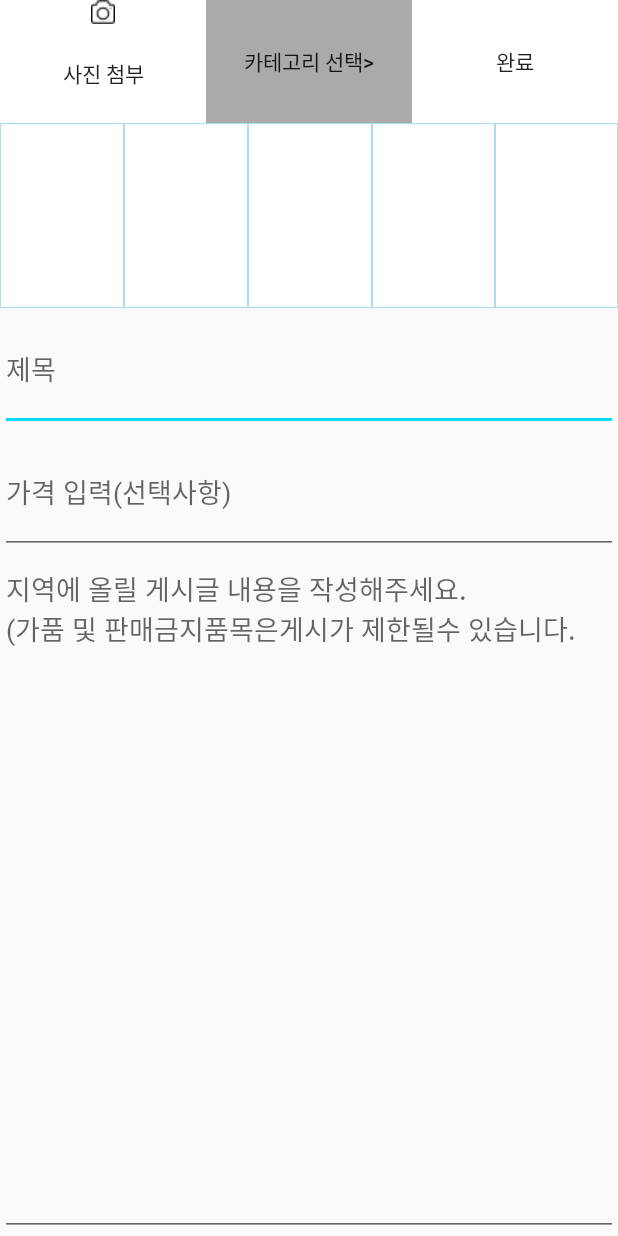
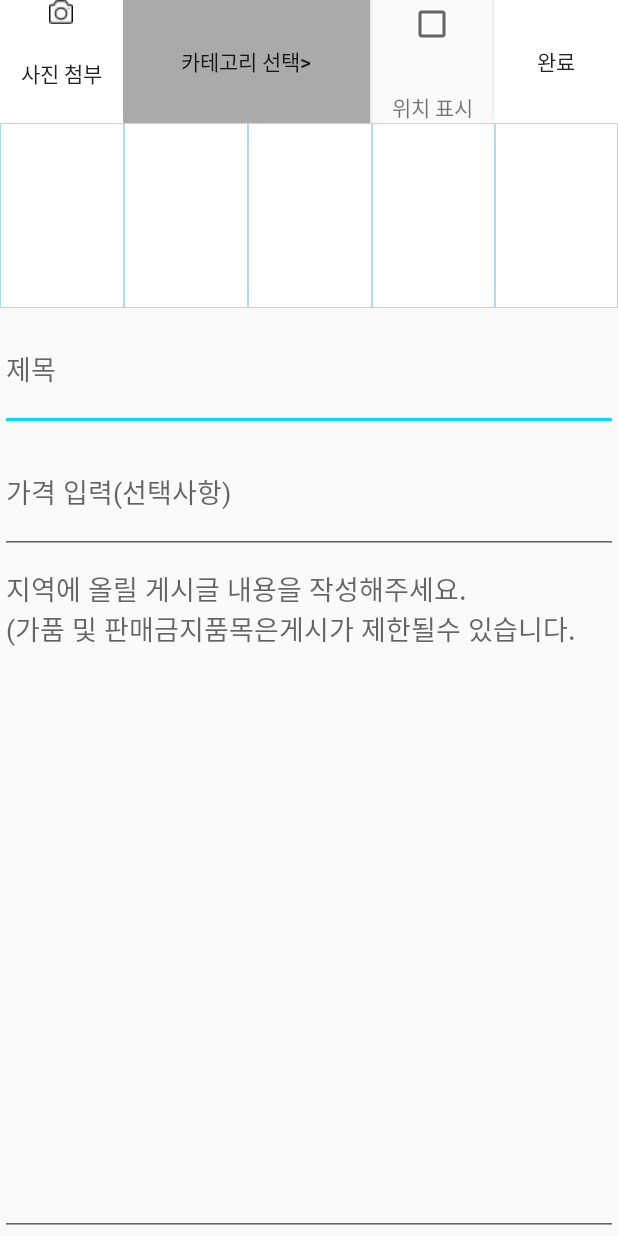
Before and after one commit to Choiyou/TabHost, an Android app: the WriteActivity screen opened directly, with no data from a screen before it, on a phone screen of 412 x 824 dp. Run offline under Robolectric (Android 15) with nearby library versions, the light colour scheme and no system bars; our stand-ins replace Firebase (no records; nobody signed in at launch, a user with empty details on screens opened directly).

Commit message:
글쓰기창 수정

```diff
--- a/app/src/main/java/com/example/os150/tabhost/MainActivity.java
+++ b/app/src/main/java/com/example/os150/tabhost/MainActivity.java
@@ -17,6 +17,7 @@ import android.support.annotation.NonNull;
 import android.support.v4.content.FileProvider;
 import android.view.InflateException;
 import android.view.View;
+import android.view.WindowManager;
 import android.widget.Button;
 import android.widget.EditText;
 import android.widget.ImageView;
@@ -40,6 +41,7 @@ public class MainActivity extends TabActivity {
     @Override
     protected void onCreate(Bundle savedInstanceState) {
         super.onCreate(savedInstanceState);
+        getWindow().setFlags(WindowManager.LayoutParams.FLAG_FULLSCREEN,WindowManager.LayoutParams.FLAG_FULLSCREEN);    //스테이터스바 제거.
         setContentView(R.layout.activity_main);
         final TextView txtLoginInfo = (TextView) findViewById(R.id.loginInfo);
         Button btnSales = (Button) findViewById(R.id.btnSales);
@@ -83,6 +85,7 @@ public class MainActivity extends TabActivity {
         TabHost.TabSpec tabSpecWrite = tabHost.newTabSpec("tab2");
         tabSpecWrite.setIndicator("글쓰기");
         Intent intentwrite = new Intent(ctx, WriteActivity.class);
+        intentwrite.setFlags(Intent.FLAG_ACTIVITY_SINGLE_TOP);
         tabSpecWrite.setContent(intentwrite);
         tabHost.addTab(tabSpecWrite);
 
@@ -122,6 +125,7 @@ public class MainActivity extends TabActivity {
         TabHost.TabSpec tabSpecMap = tabHost.newTabSpec("tab2");
         tabSpecMap.setIndicator("지도");
         Intent intentmap = new Intent(ctx, MapsActivity.class);
+        intentmap.setFlags(Intent.FLAG_ACTIVITY_SINGLE_TOP);
         tabSpecMap.setContent(intentmap);
         tabHost.addTab(tabSpecMap);
 
--- a/app/src/main/java/com/example/os150/tabhost/WriteActivity.java
+++ b/app/src/main/java/com/example/os150/tabhost/WriteActivity.java
@@ -1,5 +1,9 @@
 package com.example.os150.tabhost;
-
+/*
+설명 : 글쓰기 TAB 입니다.
+사용법 : 제목, 카테고리, 내용을 필수적으로 입력, 가격은 선택.
+        완료버튼을 누르면 Datebase에 저장이 됩니다.
+ */
 import android.Manifest;
 import android.app.Activity;
 import android.app.AlertDialog;
@@ -21,6 +25,8 @@ import android.support.v4.content.ContextCompat;
 import android.support.v4.content.FileProvider;
 import android.view.View;
 import android.widget.Button;
+import android.widget.CheckBox;
+import android.widget.CompoundButton;
 import android.widget.EditText;
 import android.widget.ImageView;
 import android.widget.Toast;
@@ -50,13 +56,15 @@ public class WriteActivity extends Activity{
     Button Write_OK;
     boolean WriteCheckResult;
     ImageView itemImg1,itemImg2,itemImg3,itemImg4,itemImg5;
-
+    EditText editTitle, editPrice, editContents;
+    CheckBox UseMap;
 
     @Override
     protected void onCreate(@Nullable Bundle savedInstanceState) {
         super.onCreate(savedInstanceState);
         setContentView(R.layout.activity_write);
 
+        UseMap = (CheckBox) findViewById(R.id.Mapcheck);
         ImageView itemImg1 = (ImageView) findViewById(R.id.itemImg1);
         ImageView itemImg2 = (ImageView) findViewById(R.id.itemImg2);
         ImageView itemImg3 = (ImageView) findViewById(R.id.itemImg3);
@@ -64,11 +72,11 @@ public class WriteActivity extends Activity{
         ImageView itemImg5 = (ImageView) findViewById(R.id.itemImg5);
         btnCaSelect = (Button) findViewById(R.id.category_select);
         Write_OK = (Button) findViewById(R.id.OK_btn);
+        editTitle = (EditText) findViewById(R.id.edtTitle);
+        editPrice = (EditText) findViewById(R.id.edtPrice);
+        editContents = (EditText) findViewById(R.id.edtContents);
         FirebaseUser user = FirebaseAuth.getInstance().getCurrentUser();
         Button btnAddPhoto = (Button) findViewById(R.id.photo_add);
-        final EditText editTitle = (EditText) findViewById(R.id.edtTitle);
-        final EditText editPrice = (EditText) findViewById(R.id.edtPrice);
-        final EditText editContents = (EditText) findViewById(R.id.edtContents);
 
         btnAddPhoto.setOnClickListener(new View.OnClickListener() {
             @Override
@@ -80,8 +88,32 @@ public class WriteActivity extends Activity{
             @Override
             public void onClick(View v) {
                 Intent intent = new Intent(WriteActivity.this, CategoryselectActivity.class);
-                intent.addFlags(Intent.FLAG_ACTIVITY_SINGLE_TOP);
                 startActivityForResult(intent, CategoryResult);
+            }
+        });
+        UseMap.setOnCheckedChangeListener(new CompoundButton.OnCheckedChangeListener() {        //지도 기능 확인.
+            @Override
+            public void onCheckedChanged(CompoundButton buttonView, boolean isChecked) {
+                if(isChecked) {
+                    Toast.makeText(WriteActivity.this, "현재 위치 정보를 받습니다.", Toast.LENGTH_SHORT).show();
+                } else {
+                    AlertDialog.Builder build = new AlertDialog.Builder(WriteActivity.this);
+                    build.setMessage("지도 기능을 끄면 지도에 판매글이 표시되지 않습니다. 지도 기능을 끄시겠습니까?");
+                    build.setPositiveButton("예", new DialogInterface.OnClickListener() {
+                        @Override
+                        public void onClick(DialogInterface dialog, int which) {
+                            Toast.makeText(WriteActivity.this, "지도 기능을 끕니다.", Toast.LENGTH_SHORT).show();
+                        }
+                    });
+                    build.setNeutralButton("아니오", new DialogInterface.OnClickListener() {
+                        @Override
+                        public void onClick(DialogInterface dialog, int which) {
+                            Toast.makeText(WriteActivity.this, "지도 기능을 유지합니다.", Toast.LENGTH_SHORT).show();
+                            UseMap.setChecked(true);
+                        }
+                    });
+                    build.show();
+                }
             }
         });
 
@@ -278,14 +310,18 @@ public class WriteActivity extends Activity{
     //boolean변수인 priceZero를 설정해줍니다.
     private void Writecheck(){
         AlertDialog.Builder alert_confirm = new AlertDialog.Builder(this);
-        alert_confirm.setMessage("금액을 0원으로 하시겠습니까?")
+        alert_confirm.setMessage("금액을 0원으로 설정하고 완료하시겠습니까?")
                 .setCancelable(false)
                 .setPositiveButton("네",
                         new DialogInterface.OnClickListener() {
                             @Override
                             public void onClick(DialogInterface dialog, int which) {
-                                Toast.makeText(WriteActivity.this, "금액을 0원으로 설정합니다.", Toast.LENGTH_SHORT).show();
+                                Toast.makeText(WriteActivity.this, "0원으로 설정하고 완료합니다.", Toast.LENGTH_SHORT).show();
                                 Pass();
+                                //파이어 베이스 글 올리는거 여기에 작성하면 됩니다!!!
+                                //WriteCheckResult 불 변수를 이용해서 참, 거짓 판별 가능.
+
+                                Clear();
                             }
                         })
                 .setNegativeButton("아니오",
@@ -323,6 +359,13 @@ public class WriteActivity extends Activity{
             takePhoto();
         }
     }
+    private void Clear() {
+        btnCaSelect.setText("카테고리 선택>");
+        editPrice = null;
+        editTitle = null;
+        editContents = null;
+        NonPass();
+    }
 
     @Override
     public void onRequestPermissionsResult(int requestCode, @NonNull String[] permissions, @NonNull int[] grantResults) {
--- a/app/src/main/res/layout/activity_write.xml
+++ b/app/src/main/res/layout/activity_write.xml
@@ -8,30 +8,51 @@
         android:layout_weight="0.1"
         android:orientation="horizontal"
         android:layout_width="match_parent"
+        android:weightSum="5"
         android:layout_height="0dp">
         <Button
             android:layout_weight="1"
-            android:layout_width="wrap_content"
+            android:layout_width="0dp"
             android:layout_height="match_parent"
             android:drawableTop="@drawable/write_camera"
-            android:layout_gravity=""
             android:background="#FFFFFF"
             android:id="@+id/photo_add"
             android:text="사진 첨부"/>
         <Button
-            android:layout_weight="1"
-            android:layout_width="wrap_content"
+            android:layout_weight="2"
+            android:layout_width="0dp"
             android:layout_height="match_parent"
             android:text="카테고리 선택>"
             android:background="#AAAAAA"
             android:id="@+id/category_select"
             />
+        <RelativeLayout
+            android:layout_weight="1"
+            android:layout_width="0dp"
+            android:layout_height="match_parent">
+
+            <CheckBox
+                android:id="@+id/Mapcheck"
+                android:layout_width="wrap_content"
+                android:layout_height="wrap_content"
+                android:layout_alignParentTop="true"
+                android:layout_centerHorizontal="true" />
+
+            <TextView
+                android:layout_width="match_parent"
+                android:layout_height="wrap_content"
+                android:layout_alignParentBottom="true"
+                android:layout_alignParentStart="true"
+                android:gravity="center"
+                android:text="위치 표시" />
+        </RelativeLayout>
+
         <Button
             android:layout_weight="1"
             android:text="완료"
             android:id="@+id/OK_btn"
             android:background="#FFFFFF"
-            android:layout_width="wrap_content"
+            android:layout_width="0dp"
             android:layout_height="match_parent" />
 
     </LinearLayout>
```
